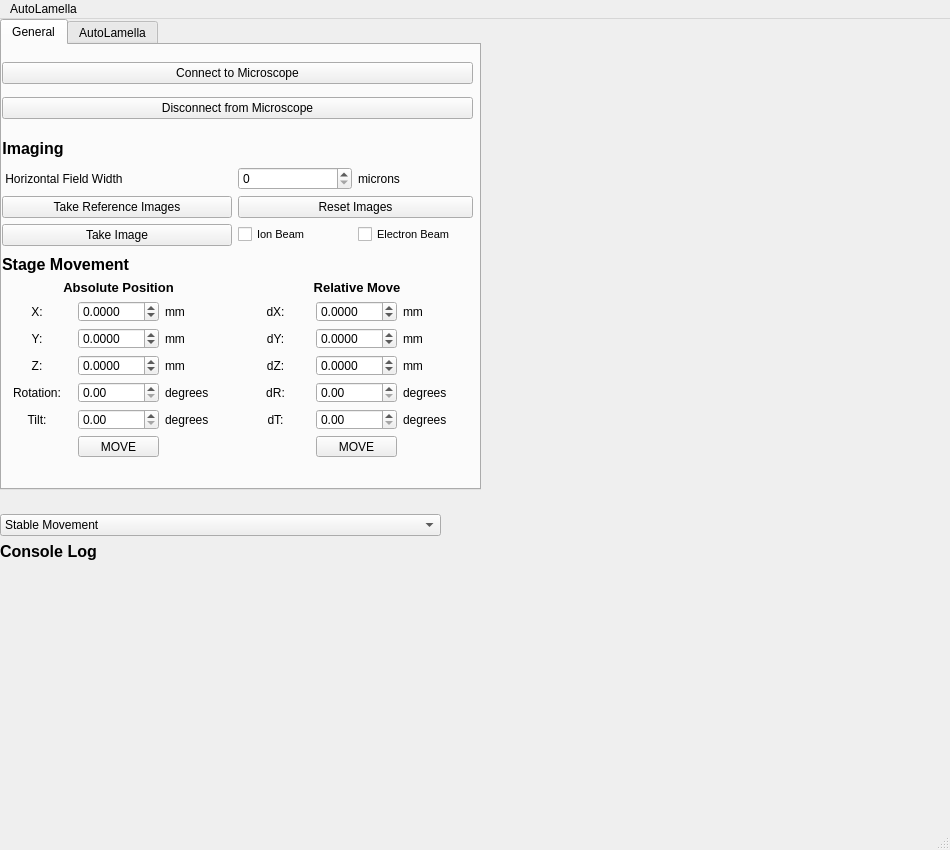
DeMarcoLab/autolamella, file autolamellaUI.ui: the form before one commit.
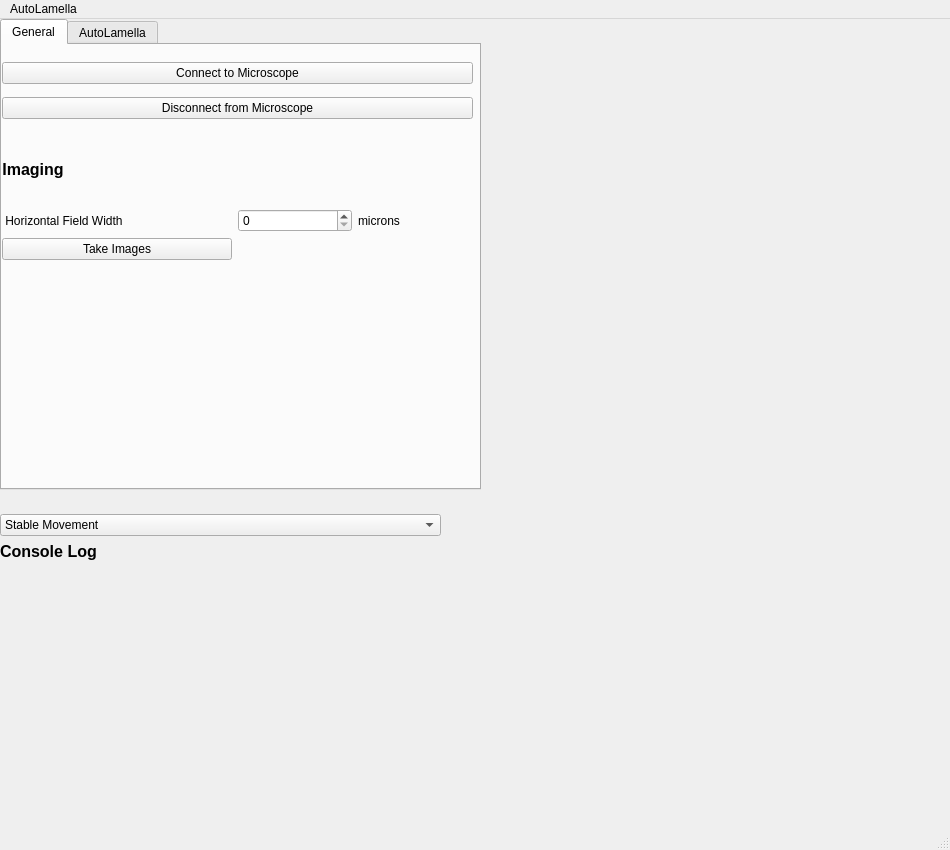
The form after the commit.

Commit message: deleted irrelevant UI buttons

The edit to the form file:
```diff
--- a/autolamellaUI.ui
+++ b/autolamellaUI.ui
@@ -74,7 +74,7 @@
         <x>0</x>
         <y>90</y>
         <width>471</width>
-        <height>111</height>
+        <height>125</height>
        </rect>
       </property>
       <layout class="QGridLayout" name="gridLayout_2">
@@ -95,15 +95,10 @@
          </property>
         </widget>
        </item>
-       <item row="3" column="3">
-        <widget class="QCheckBox" name="check_EB">
-         <property name="font">
-          <font>
-           <pointsize>8</pointsize>
-          </font>
-         </property>
-         <property name="text">
-          <string>Electron Beam</string>
+       <item row="1" column="2">
+        <widget class="QSpinBox" name="hfw_box">
+         <property name="maximum">
+          <number>5000</number>
          </property>
         </widget>
        </item>
@@ -117,18 +112,6 @@
          </property>
         </widget>
        </item>
-       <item row="3" column="2">
-        <widget class="QCheckBox" name="check_IB">
-         <property name="font">
-          <font>
-           <pointsize>8</pointsize>
-          </font>
-         </property>
-         <property name="text">
-          <string>Ion Beam</string>
-         </property>
-        </widget>
-       </item>
        <item row="1" column="3">
         <widget class="QLabel" name="label_18">
          <property name="text">
@@ -136,372 +119,10 @@
          </property>
         </widget>
        </item>
-       <item row="1" column="2">
-        <widget class="QSpinBox" name="hfw_box">
-         <property name="maximum">
-          <number>5000</number>
-         </property>
-        </widget>
-       </item>
        <item row="2" column="0" colspan="2">
         <widget class="QPushButton" name="RefImage">
          <property name="text">
-          <string>Take Reference Images</string>
-         </property>
-        </widget>
-       </item>
-       <item row="2" column="2" colspan="2">
-        <widget class="QPushButton" name="ResetImage">
-         <property name="text">
-          <string>Reset Images</string>
-         </property>
-        </widget>
-       </item>
-       <item row="3" column="0" colspan="2">
-        <widget class="QPushButton" name="take_image">
-         <property name="text">
-          <string>Take Image</string>
-         </property>
-        </widget>
-       </item>
-      </layout>
-     </widget>
-     <widget class="QWidget" name="gridLayoutWidget">
-      <property name="geometry">
-       <rect>
-        <x>0</x>
-        <y>210</y>
-        <width>471</width>
-        <height>202</height>
-       </rect>
-      </property>
-      <layout class="QGridLayout" name="gridLayout">
-       <property name="sizeConstraint">
-        <enum>QLayout::SetNoConstraint</enum>
-       </property>
-       <item row="7" column="2">
-        <widget class="QPushButton" name="move_abs_button">
-         <property name="text">
-          <string>MOVE</string>
-         </property>
-        </widget>
-       </item>
-       <item row="6" column="6">
-        <widget class="QLabel" name="label_40">
-         <property name="text">
-          <string>degrees</string>
-         </property>
-        </widget>
-       </item>
-       <item row="2" column="6">
-        <widget class="QLabel" name="label_42">
-         <property name="text">
-          <string>mm</string>
-         </property>
-        </widget>
-       </item>
-       <item row="2" column="1">
-        <widget class="QLabel" name="label_20">
-         <property name="text">
-          <string>X:</string>
-         </property>
-         <property name="alignment">
-          <set>Qt::AlignCenter</set>
-         </property>
-        </widget>
-       </item>
-       <item row="6" column="3">
-        <widget class="QLabel" name="label_37">
-         <property name="text">
-          <string>degrees</string>
-         </property>
-        </widget>
-       </item>
-       <item row="0" column="1" colspan="6">
-        <widget class="QLabel" name="label_26">
-         <property name="font">
-          <font>
-           <pointsize>12</pointsize>
-           <weight>75</weight>
-           <bold>true</bold>
-          </font>
-         </property>
-         <property name="layoutDirection">
-          <enum>Qt::LeftToRight</enum>
-         </property>
-         <property name="text">
-          <string>Stage Movement</string>
-         </property>
-         <property name="alignment">
-          <set>Qt::AlignLeading|Qt::AlignLeft|Qt::AlignVCenter</set>
-         </property>
-        </widget>
-       </item>
-       <item row="4" column="2">
-        <widget class="QDoubleSpinBox" name="zAbs">
-         <property name="decimals">
-          <number>4</number>
-         </property>
-         <property name="minimum">
-          <double>-100.000000000000000</double>
-         </property>
-        </widget>
-       </item>
-       <item row="6" column="1">
-        <widget class="QLabel" name="label_24">
-         <property name="text">
-          <string>Tilt:</string>
-         </property>
-         <property name="alignment">
-          <set>Qt::AlignCenter</set>
-         </property>
-        </widget>
-       </item>
-       <item row="2" column="2">
-        <widget class="QDoubleSpinBox" name="xAbs">
-         <property name="decimals">
-          <number>4</number>
-         </property>
-         <property name="minimum">
-          <double>-100.000000000000000</double>
-         </property>
-        </widget>
-       </item>
-       <item row="5" column="2">
-        <widget class="QDoubleSpinBox" name="rAbs">
-         <property name="maximum">
-          <double>360.000000000000000</double>
-         </property>
-        </widget>
-       </item>
-       <item row="4" column="1">
-        <widget class="QLabel" name="label_22">
-         <property name="text">
-          <string>Z:</string>
-         </property>
-         <property name="alignment">
-          <set>Qt::AlignCenter</set>
-         </property>
-        </widget>
-       </item>
-       <item row="5" column="6">
-        <widget class="QLabel" name="label_38">
-         <property name="text">
-          <string>degrees</string>
-         </property>
-        </widget>
-       </item>
-       <item row="3" column="4">
-        <widget class="QLabel" name="label_30">
-         <property name="text">
-          <string>dY:</string>
-         </property>
-         <property name="alignment">
-          <set>Qt::AlignCenter</set>
-         </property>
-        </widget>
-       </item>
-       <item row="3" column="6">
-        <widget class="QLabel" name="label_39">
-         <property name="text">
-          <string>mm</string>
-         </property>
-        </widget>
-       </item>
-       <item row="4" column="4">
-        <widget class="QLabel" name="label_28">
-         <property name="text">
-          <string>dZ:</string>
-         </property>
-         <property name="alignment">
-          <set>Qt::AlignCenter</set>
-         </property>
-        </widget>
-       </item>
-       <item row="7" column="5">
-        <widget class="QPushButton" name="move_rel_button">
-         <property name="text">
-          <string>MOVE</string>
-         </property>
-        </widget>
-       </item>
-       <item row="3" column="3">
-        <widget class="QLabel" name="label_34">
-         <property name="text">
-          <string>mm</string>
-         </property>
-        </widget>
-       </item>
-       <item row="5" column="4">
-        <widget class="QLabel" name="label_31">
-         <property name="text">
-          <string>dR:</string>
-         </property>
-         <property name="alignment">
-          <set>Qt::AlignCenter</set>
-         </property>
-        </widget>
-       </item>
-       <item row="2" column="4">
-        <widget class="QLabel" name="label_29">
-         <property name="text">
-          <string>dX:</string>
-         </property>
-         <property name="alignment">
-          <set>Qt::AlignCenter</set>
-         </property>
-        </widget>
-       </item>
-       <item row="2" column="3">
-        <widget class="QLabel" name="label_33">
-         <property name="text">
-          <string>mm</string>
-         </property>
-        </widget>
-       </item>
-       <item row="5" column="1">
-        <widget class="QLabel" name="label_23">
-         <property name="text">
-          <string>Rotation:</string>
-         </property>
-         <property name="alignment">
-          <set>Qt::AlignCenter</set>
-         </property>
-        </widget>
-       </item>
-       <item row="6" column="4">
-        <widget class="QLabel" name="label_27">
-         <property name="text">
-          <string>dT:</string>
-         </property>
-         <property name="alignment">
-          <set>Qt::AlignCenter</set>
-         </property>
-        </widget>
-       </item>
-       <item row="5" column="5">
-        <widget class="QDoubleSpinBox" name="dRchange">
-         <property name="maximum">
-          <double>360.000000000000000</double>
-         </property>
-        </widget>
-       </item>
-       <item row="4" column="6">
-        <widget class="QLabel" name="label_41">
-         <property name="text">
-          <string>mm</string>
-         </property>
-        </widget>
-       </item>
-       <item row="1" column="4" colspan="3">
-        <widget class="QLabel" name="label_32">
-         <property name="font">
-          <font>
-           <pointsize>10</pointsize>
-           <weight>75</weight>
-           <bold>true</bold>
-          </font>
-         </property>
-         <property name="text">
-          <string>Relative Move</string>
-         </property>
-         <property name="alignment">
-          <set>Qt::AlignCenter</set>
-         </property>
-        </widget>
-       </item>
-       <item row="5" column="3">
-        <widget class="QLabel" name="label_36">
-         <property name="text">
-          <string>degrees</string>
-         </property>
-        </widget>
-       </item>
-       <item row="2" column="5">
-        <widget class="QDoubleSpinBox" name="dXchange">
-         <property name="decimals">
-          <number>4</number>
-         </property>
-         <property name="minimum">
-          <double>-100.000000000000000</double>
-         </property>
-        </widget>
-       </item>
-       <item row="6" column="5">
-        <widget class="QDoubleSpinBox" name="dTchange">
-         <property name="maximum">
-          <double>360.000000000000000</double>
-         </property>
-        </widget>
-       </item>
-       <item row="3" column="5">
-        <widget class="QDoubleSpinBox" name="dYchange">
-         <property name="decimals">
-          <number>4</number>
-         </property>
-         <property name="minimum">
-          <double>-100.000000000000000</double>
-         </property>
-        </widget>
-       </item>
-       <item row="4" column="3">
-        <widget class="QLabel" name="label_35">
-         <property name="text">
-          <string>mm</string>
-         </property>
-        </widget>
-       </item>
-       <item row="6" column="2">
-        <widget class="QDoubleSpinBox" name="tAbs">
-         <property name="maximum">
-          <double>360.000000000000000</double>
-         </property>
-        </widget>
-       </item>
-       <item row="1" column="1" colspan="3">
-        <widget class="QLabel" name="label_25">
-         <property name="font">
-          <font>
-           <pointsize>10</pointsize>
-           <weight>75</weight>
-           <bold>true</bold>
-          </font>
-         </property>
-         <property name="text">
-          <string>Absolute Position</string>
-         </property>
-         <property name="alignment">
-          <set>Qt::AlignCenter</set>
-         </property>
-        </widget>
-       </item>
-       <item row="3" column="2">
-        <widget class="QDoubleSpinBox" name="yAbs">
-         <property name="decimals">
-          <number>4</number>
-         </property>
-         <property name="minimum">
-          <double>-100.000000000000000</double>
-         </property>
-        </widget>
-       </item>
-       <item row="3" column="1">
-        <widget class="QLabel" name="label_21">
-         <property name="text">
-          <string>Y:</string>
-         </property>
-         <property name="alignment">
-          <set>Qt::AlignCenter</set>
-         </property>
-        </widget>
-       </item>
-       <item row="4" column="5">
-        <widget class="QDoubleSpinBox" name="dZchange">
-         <property name="decimals">
-          <number>4</number>
-         </property>
-         <property name="minimum">
-          <double>-100.000000000000000</double>
+          <string>Take Images</string>
          </property>
         </widget>
        </item>
@@ -627,7 +248,7 @@
      <x>0</x>
      <y>0</y>
      <width>950</width>
-     <height>21</height>
+     <height>26</height>
     </rect>
    </property>
    <widget class="QMenu" name="menuAutoLamella">
```
The commit also changes 3 other files.
